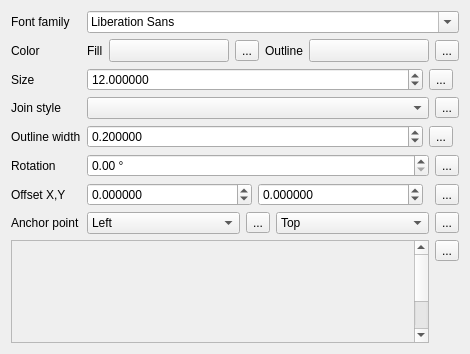
First picture: the form in src/ui/symbollayer/widget_fontmarker.ui, repository carsmie/QGIS, before the edit.
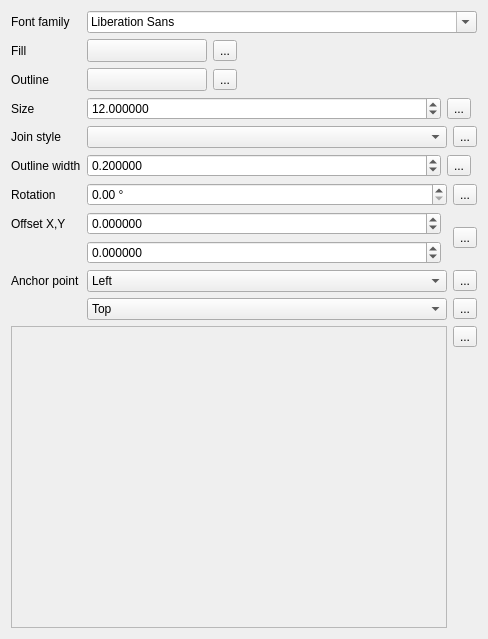
Second picture: the form after the edit. Custom widgets are drawn as their Qt base class.

What changed in the file:
```diff
--- a/src/ui/symbollayer/widget_fontmarker.ui
+++ b/src/ui/symbollayer/widget_fontmarker.ui
@@ -6,25 +6,33 @@
    <rect>
     <x>0</x>
     <y>0</y>
-    <width>452</width>
-    <height>354</height>
+    <width>488</width>
+    <height>639</height>
    </rect>
   </property>
   <property name="windowTitle">
    <string>Form</string>
   </property>
-  <layout class="QVBoxLayout" name="verticalLayout">
-   <item>
-    <layout class="QGridLayout" name="gridLayout">
-     <item row="1" column="1">
-      <layout class="QHBoxLayout" name="horizontalLayout_3">
-       <item>
+  <layout class="QFormLayout" name="formLayout">
+   <item row="0" column="0">
+    <widget class="QLabel" name="label">
+     <property name="text">
+      <string>Font family</string>
+     </property>
+    </widget>
+   </item>
+   <item row="0" column="1">
+    <widget class="QFontComboBox" name="cboFont"/>
+   </item>
+   <item row="1" column="0">
         <widget class="QLabel" name="label_10">
          <property name="text">
           <string>Fill</string>
          </property>
         </widget>
        </item>
+   <item row="1" column="1">
+    <layout class="QHBoxLayout" name="horizontalLayout_7">
        <item>
         <widget class="QgsColorButtonV2" name="btnColor">
          <property name="minimumSize">
@@ -52,6 +60,21 @@
         </widget>
        </item>
        <item>
+      <spacer name="horizontalSpacer">
+       <property name="orientation">
+        <enum>Qt::Horizontal</enum>
+       </property>
+       <property name="sizeHint" stdset="0">
+        <size>
+         <width>40</width>
+         <height>20</height>
+        </size>
+       </property>
+      </spacer>
+     </item>
+    </layout>
+   </item>
+   <item row="2" column="0">
         <widget class="QLabel" name="label_9">
          <property name="sizePolicy">
           <sizepolicy hsizetype="Maximum" vsizetype="Preferred">
@@ -64,6 +87,8 @@
          </property>
         </widget>
        </item>
+   <item row="2" column="1">
+    <layout class="QHBoxLayout" name="horizontalLayout_8">
        <item>
         <widget class="QgsColorButtonV2" name="btnBorderColor">
          <property name="minimumSize">
@@ -91,7 +116,7 @@
         </widget>
        </item>
        <item>
-        <spacer name="horizontalSpacer">
+      <spacer name="horizontalSpacer_2">
          <property name="orientation">
           <enum>Qt::Horizontal</enum>
          </property>
@@ -105,8 +130,15 @@
        </item>
       </layout>
      </item>
-     <item row="2" column="1">
-      <layout class="QHBoxLayout" name="horizontalLayout_2">
+   <item row="3" column="0">
+    <widget class="QLabel" name="label_2">
+     <property name="text">
+      <string>Size</string>
+     </property>
+    </widget>
+   </item>
+   <item row="3" column="1">
+    <layout class="QHBoxLayout" name="horizontalLayout">
        <item>
         <widget class="QgsDoubleSpinBox" name="spinSize">
          <property name="sizePolicy">
@@ -144,7 +176,7 @@
        </item>
       </layout>
      </item>
-     <item row="3" column="0">
+   <item row="4" column="0">
       <widget class="QLabel" name="label_8">
        <property name="text">
         <string>Join style</string>
@@ -154,8 +186,8 @@
        </property>
       </widget>
      </item>
-     <item row="3" column="1">
-      <layout class="QHBoxLayout" name="horizontalLayout_7">
+   <item row="4" column="1">
+    <layout class="QHBoxLayout" name="horizontalLayout_2">
        <item>
         <widget class="QgsPenJoinStyleComboBox" name="cboJoinStyle"/>
        </item>
@@ -168,15 +200,15 @@
        </item>
       </layout>
      </item>
-     <item row="4" column="0">
+   <item row="5" column="0">
       <widget class="QLabel" name="mBorderWidthLabel">
        <property name="text">
         <string>Outline width</string>
        </property>
       </widget>
      </item>
-     <item row="4" column="1">
-      <layout class="QHBoxLayout" name="horizontalLayout_5">
+   <item row="5" column="1">
+    <layout class="QHBoxLayout" name="horizontalLayout_3">
        <item>
         <widget class="QgsDoubleSpinBox" name="mBorderWidthSpinBox">
          <property name="sizePolicy">
@@ -225,46 +257,49 @@
       </layout>
      </item>
      <item row="6" column="0">
-      <widget class="QLabel" name="label_5">
-       <property name="text">
-        <string>Offset X,Y</string>
-       </property>
-      </widget>
-     </item>
-     <item row="5" column="0">
       <widget class="QLabel" name="label_4">
        <property name="text">
         <string>Rotation</string>
        </property>
       </widget>
      </item>
-     <item row="7" column="0">
-      <widget class="QLabel" name="mAnchorPointLabel">
-       <property name="text">
-        <string>Anchor point</string>
-       </property>
-      </widget>
-     </item>
-     <item row="0" column="1">
-      <widget class="QFontComboBox" name="cboFont"/>
-     </item>
-     <item row="1" column="0">
-      <widget class="QLabel" name="label_3">
-       <property name="text">
-        <string>Color</string>
-       </property>
-      </widget>
-     </item>
-     <item row="2" column="0">
-      <widget class="QLabel" name="label_2">
-       <property name="text">
-        <string>Size</string>
-       </property>
-      </widget>
-     </item>
      <item row="6" column="1">
-      <layout class="QHBoxLayout" name="horizontalLayout">
+    <layout class="QHBoxLayout" name="horizontalLayout_4">
        <item>
+      <widget class="QgsDoubleSpinBox" name="spinAngle">
+       <property name="suffix">
+        <string> °</string>
+       </property>
+       <property name="decimals">
+        <number>2</number>
+       </property>
+       <property name="maximum">
+        <double>360.000000000000000</double>
+       </property>
+       <property name="singleStep">
+        <double>0.500000000000000</double>
+       </property>
+      </widget>
+     </item>
+     <item>
+      <widget class="QgsDataDefinedButton" name="mRotationDDBtn">
+       <property name="text">
+        <string>...</string>
+       </property>
+      </widget>
+     </item>
+    </layout>
+   </item>
+   <item row="7" column="0">
+    <widget class="QLabel" name="label_5">
+     <property name="text">
+      <string>Offset X,Y</string>
+     </property>
+    </widget>
+   </item>
+   <item row="7" column="1">
+    <layout class="QGridLayout" name="gridLayout_2">
+     <item row="0" column="0">
         <widget class="QgsDoubleSpinBox" name="spinOffsetX">
          <property name="sizePolicy">
           <sizepolicy hsizetype="Minimum" vsizetype="Fixed">
@@ -286,46 +321,53 @@
          </property>
         </widget>
        </item>
-       <item>
-        <widget class="QgsDoubleSpinBox" name="spinOffsetY">
-         <property name="sizePolicy">
-          <sizepolicy hsizetype="Minimum" vsizetype="Fixed">
-           <horstretch>1</horstretch>
-           <verstretch>0</verstretch>
-          </sizepolicy>
-         </property>
-         <property name="decimals">
-          <number>6</number>
-         </property>
-         <property name="minimum">
-          <double>-999999999.000000000000000</double>
-         </property>
-         <property name="maximum">
-          <double>999999999.000000000000000</double>
-         </property>
-         <property name="singleStep">
-          <double>0.200000000000000</double>
-         </property>
-        </widget>
-       </item>
-       <item>
+     <item row="0" column="1" rowspan="2">
         <widget class="QgsUnitSelectionWidget" name="mOffsetUnitWidget" native="true">
          <property name="focusPolicy">
           <enum>Qt::StrongFocus</enum>
          </property>
         </widget>
        </item>
-       <item>
+     <item row="0" column="2" rowspan="2">
         <widget class="QgsDataDefinedButton" name="mOffsetDDBtn">
          <property name="text">
           <string>...</string>
          </property>
         </widget>
        </item>
-      </layout>
-     </item>
-     <item row="7" column="1">
-      <layout class="QHBoxLayout" name="horizontalLayout_6">
+     <item row="1" column="0">
+      <widget class="QgsDoubleSpinBox" name="spinOffsetY">
+       <property name="sizePolicy">
+        <sizepolicy hsizetype="Minimum" vsizetype="Fixed">
+         <horstretch>1</horstretch>
+         <verstretch>0</verstretch>
+        </sizepolicy>
+       </property>
+       <property name="decimals">
+        <number>6</number>
+       </property>
+       <property name="minimum">
+        <double>-999999999.000000000000000</double>
+       </property>
+       <property name="maximum">
+        <double>999999999.000000000000000</double>
+       </property>
+       <property name="singleStep">
+        <double>0.200000000000000</double>
+       </property>
+      </widget>
+     </item>
+    </layout>
+   </item>
+   <item row="8" column="0">
+    <widget class="QLabel" name="mAnchorPointLabel">
+     <property name="text">
+      <string>Anchor point</string>
+     </property>
+    </widget>
+   </item>
+   <item row="8" column="1">
+    <layout class="QHBoxLayout" name="horizontalLayout_5">
        <item>
         <widget class="QComboBox" name="mHorizontalAnchorComboBox">
          <item>
@@ -352,6 +394,10 @@
          </property>
         </widget>
        </item>
+    </layout>
+   </item>
+   <item row="9" column="1">
+    <layout class="QHBoxLayout" name="horizontalLayout_6">
        <item>
         <widget class="QComboBox" name="mVerticalAnchorComboBox">
          <item>
@@ -380,64 +426,8 @@
        </item>
       </layout>
      </item>
-     <item row="0" column="0">
-      <widget class="QLabel" name="label">
-       <property name="text">
-        <string>Font family</string>
-       </property>
-      </widget>
-     </item>
-     <item row="5" column="1">
-      <layout class="QHBoxLayout" name="horizontalLayout_4">
-       <item>
-        <widget class="QgsDoubleSpinBox" name="spinAngle">
-         <property name="suffix">
-          <string> °</string>
-         </property>
-         <property name="decimals">
-          <number>2</number>
-         </property>
-         <property name="maximum">
-          <double>360.000000000000000</double>
-         </property>
-         <property name="singleStep">
-          <double>0.500000000000000</double>
-         </property>
-        </widget>
-       </item>
-       <item>
-        <widget class="QgsDataDefinedButton" name="mRotationDDBtn">
-         <property name="text">
-          <string>...</string>
-         </property>
-        </widget>
-       </item>
-      </layout>
-     </item>
-    </layout>
-   </item>
-   <item>
-    <layout class="QGridLayout" name="gridLayout_2">
-     <item row="0" column="1">
-      <widget class="QgsDataDefinedButton" name="mCharDDBtn">
-       <property name="text">
-        <string>...</string>
-       </property>
-      </widget>
-     </item>
-     <item row="1" column="1">
-      <spacer name="verticalSpacer">
-       <property name="orientation">
-        <enum>Qt::Vertical</enum>
-       </property>
-       <property name="sizeHint" stdset="0">
-        <size>
-         <width>20</width>
-         <height>40</height>
-        </size>
-       </property>
-      </spacer>
-     </item>
+   <item row="10" column="0" colspan="2">
+    <layout class="QGridLayout" name="gridLayout">
      <item row="0" column="0" rowspan="2">
       <widget class="QScrollArea" name="scrollArea">
        <widget class="QWidget" name="scrollAreaWidgetContents">
@@ -452,6 +442,26 @@
        </widget>
       </widget>
      </item>
+     <item row="0" column="1">
+      <widget class="QgsDataDefinedButton" name="mCharDDBtn">
+       <property name="text">
+        <string>...</string>
+       </property>
+      </widget>
+     </item>
+     <item row="1" column="1">
+      <spacer name="verticalSpacer">
+       <property name="orientation">
+        <enum>Qt::Vertical</enum>
+       </property>
+       <property name="sizeHint" stdset="0">
+        <size>
+         <width>20</width>
+         <height>40</height>
+        </size>
+       </property>
+      </spacer>
+     </item>
     </layout>
    </item>
   </layout>
@@ -463,6 +473,11 @@
    <header>qgscolorbuttonv2.h</header>
    <container>1</container>
   </customwidget>
+  <customwidget>
+   <class>QgsDataDefinedButton</class>
+   <extends>QToolButton</extends>
+   <header>qgsdatadefinedbutton.h</header>
+  </customwidget>
   <customwidget>
    <class>QgsDoubleSpinBox</class>
    <extends>QDoubleSpinBox</extends>
@@ -474,11 +489,6 @@
    <header>qgsunitselectionwidget.h</header>
    <container>1</container>
   </customwidget>
-  <customwidget>
-   <class>QgsDataDefinedButton</class>
-   <extends>QToolButton</extends>
-   <header>qgsdatadefinedbutton.h</header>
-  </customwidget>
   <customwidget>
    <class>QgsPenJoinStyleComboBox</class>
    <extends>QComboBox</extends>
```
Lines whose indentation alone changed are shown as unchanged.
